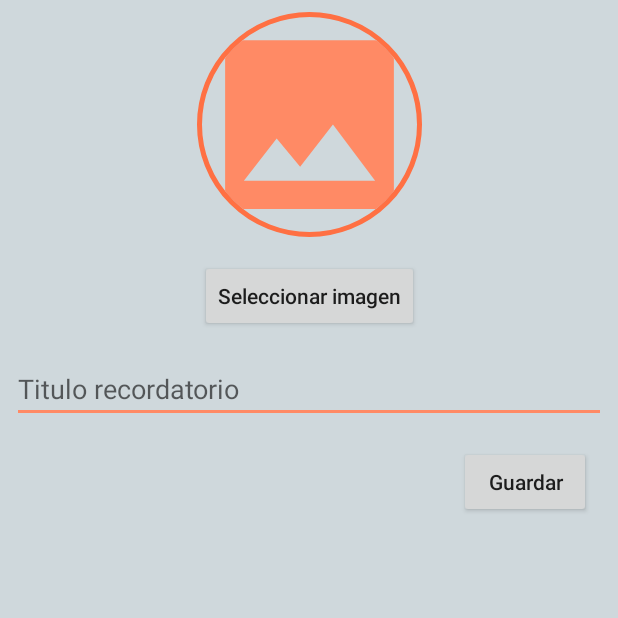
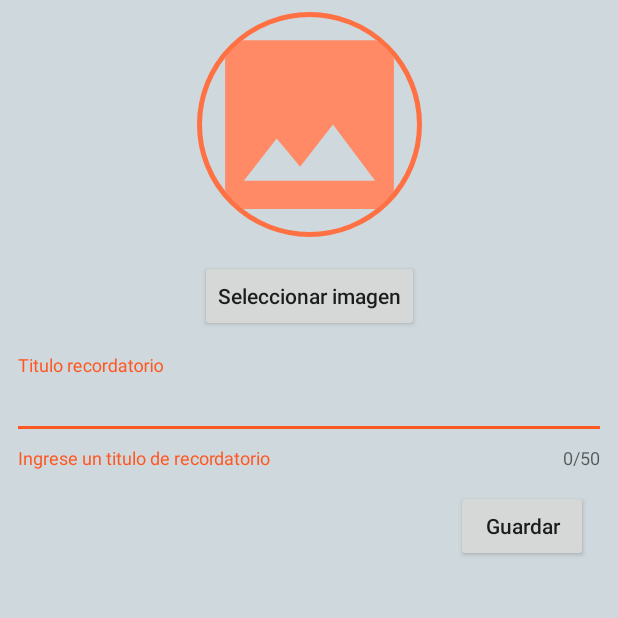
Before and after one commit to 01luisrene/MultiRecordatorio, an Android app: the AgregarTipoRecordatorioFragment screen opened directly, with no data from a screen before it, after a tap on "Guardar", on a phone screen of 412 x 824 dp, the top half of it. Run offline under Robolectric (Android 15) with nearby library versions, the phone set to English and light mode, and no system bars; our stand-ins replace CircleImageView, Picasso.

Commit message:
Create Tipo Recordatorio 90%

```diff
--- a/app/src/main/java/com/a01luisrene/multirecordatorio/fragments/AgregarTipoRecordatorioFragment.java
+++ b/app/src/main/java/com/a01luisrene/multirecordatorio/fragments/AgregarTipoRecordatorioFragment.java
@@ -1,34 +1,36 @@
 package com.a01luisrene.multirecordatorio.fragments;
 
 import android.Manifest;
-import android.content.ContentResolver;
+import android.content.DialogInterface;
 import android.content.Intent;
 import android.content.pm.PackageManager;
-import android.graphics.Bitmap;
-import android.graphics.BitmapFactory;
-import android.graphics.drawable.BitmapDrawable;
+import android.database.Cursor;
 import android.net.Uri;
+import android.os.Build;
 import android.os.Bundle;
+import android.provider.MediaStore;
 import android.support.annotation.NonNull;
+import android.support.design.widget.TextInputLayout;
 import android.support.v4.app.ActivityCompat;
 import android.support.v4.app.Fragment;
+import android.support.v7.app.AlertDialog;
+import android.text.Editable;
+import android.text.TextWatcher;
 import android.view.LayoutInflater;
 import android.view.View;
 import android.view.ViewGroup;
 import android.widget.Button;
 import android.widget.EditText;
-import android.widget.ImageView;
 import android.widget.Toast;
 
 import com.a01luisrene.multirecordatorio.R;
 import com.a01luisrene.multirecordatorio.sqlite.DataBaseManagerRecordatorios;
 import com.squareup.picasso.Picasso;
 
-import java.io.ByteArrayOutputStream;
-import java.io.FileNotFoundException;
-import java.io.InputStream;
+import java.io.File;
 import java.util.Calendar;
 import java.util.TimeZone;
+import java.util.regex.Pattern;
 
 import de.hdodenhof.circleimageview.CircleImageView;
 
@@ -36,15 +38,19 @@ import static android.app.Activity.RESULT_OK;
 
 public class AgregarTipoRecordatorioFragment extends Fragment implements View.OnClickListener {
 
+    public static final String IMAGE_SELECT_ALL_TYPE = "image/*";
+    private static final String REGEX_LATINOS = "^[a-zA-Z áÁéÉíÍóÓúÚñÑüÜ]+$";
+    private static final int PROTECCION = 0;
+    private static final int REQUEST_CODE_GALLERY = 1;
+    private static final int READ_STORAGE_PERMISSION = 2;
     private DataBaseManagerRecordatorios manager;
-    CircleImageView civ_imagen;
-    EditText et_titulo_recordatorio;
-    String fecha;
-    Button bt_guardar_tipo_recordatorio, bt_seleccionar_imagen;
-    public static final int PROTECCION = 0;
-    public static final int REQUEST_CODE_GALLERY = 999;
-
-
+    private CircleImageView mCivImagen;
+    private EditText mEtTituloRecordatorio;
+    private TextInputLayout mTilTituloTipoRecordatorio;
+    private String mFecha;
+    private Button mBtGuardarTipoRecordatorio, mBtSeleccionarImagen;
+    private Uri mUri;
+    private String mRutaImagen;
 
     public AgregarTipoRecordatorioFragment() {
         // Required empty public constructor
@@ -64,9 +70,6 @@ public class AgregarTipoRecordatorioFragment extends Fragment implements View.On
     @Override
     public void onCreate(Bundle savedInstanceState) {
         super.onCreate(savedInstanceState);
-        if (getArguments() != null) {
-
-        }
     }
 
     @Override
@@ -78,12 +81,153 @@ public class AgregarTipoRecordatorioFragment extends Fragment implements View.On
         manager = new DataBaseManagerRecordatorios(getActivity());
 
         //Asignado los id a las variables
-        civ_imagen = (CircleImageView) v.findViewById(R.id.civ_imagen);
-        bt_seleccionar_imagen = (Button) v.findViewById(R.id.bt_seleccionar_imagen);
-        et_titulo_recordatorio = (EditText) v.findViewById(R.id.et_titulo_recordatorio);
-        bt_guardar_tipo_recordatorio = (Button) v.findViewById(R.id.bt_guardar_tipo_recordatorio);
+        mCivImagen = (CircleImageView) v.findViewById(R.id.civ_imagen);
+        mBtSeleccionarImagen = (Button) v.findViewById(R.id.bt_seleccionar_imagen);
+        mEtTituloRecordatorio = (EditText) v.findViewById(R.id.et_titulo_recordatorio);
+        mBtGuardarTipoRecordatorio = (Button) v.findViewById(R.id.bt_guardar_tipo_recordatorio);
+        mTilTituloTipoRecordatorio = (TextInputLayout) v.findViewById(R.id.til_titulo_tipo_recordatorio);
 
-        //Obtener la fecha del sistema
+        mEtTituloRecordatorio.addTextChangedListener(new TextWatcher() {
+            @Override
+            public void beforeTextChanged(CharSequence s, int start, int count, int after) {}
+            @Override
+            public void onTextChanged(CharSequence s, int start, int before, int count) {
+                mTilTituloTipoRecordatorio.setError(null);
+            }
+            @Override
+            public void afterTextChanged(Editable s) {}
+        });
+
+        //Evento clic para el boton Guardar, seleccionar imagen
+        mBtSeleccionarImagen.setOnClickListener(this);
+        mBtGuardarTipoRecordatorio.setOnClickListener(this);
+
+        return v;
+    }
+
+    @Override
+    public void onClick(View v) {
+        switch (v.getId()){
+            case R.id.bt_seleccionar_imagen:
+                 //si la API 23 a mas
+                 if(Build.VERSION.SDK_INT >= Build.VERSION_CODES.M){
+                     //Habilitar permisos para la version de API 23 a mas
+                    if(ActivityCompat.checkSelfPermission(getActivity(),Manifest.permission.READ_EXTERNAL_STORAGE) != PackageManager.PERMISSION_GRANTED){
+                        //solicitar permiso
+                        if(shouldShowRequestPermissionRationale(Manifest.permission.READ_EXTERNAL_STORAGE)){
+                            mostrarExplicacion(REQUEST_CODE_GALLERY);
+                        }else{
+
+                            requestPermissions(new String[]{Manifest.permission.READ_EXTERNAL_STORAGE}, READ_STORAGE_PERMISSION);
+                        }
+
+                    }else{
+                        verGaleria();
+                    }
+
+                }else{
+
+                     verGaleria();
+                }
+                break;
+
+            case R.id.bt_guardar_tipo_recordatorio:
+                try{
+                    validarDatos();
+                }catch (Exception e){
+                    //Mensaje de error
+                    Toast.makeText(getActivity(), "Error:" + e.getMessage(), Toast.LENGTH_SHORT).show();
+                }
+                break;
+        }
+    }
+
+    private void validarDatos() {
+        //Almacena el valor del campo titulo tipo recordatorio
+        String tituloTipoRecordatorio = mEtTituloRecordatorio.getText().toString();
+
+        String titulo = mTilTituloTipoRecordatorio.getEditText().getText().toString();
+        boolean bolTituloTipoRecordatorio = esTituloRecordatorioValido(titulo);
+        //Condicionamos a true
+        if (bolTituloTipoRecordatorio) {
+            manager.insertarTipoRecordatorio(
+                    null,
+                    mRutaImagen,
+                    tituloTipoRecordatorio,
+                    PROTECCION,
+                    fechaHora());
+            //Mensaje de save registro
+            Toast.makeText(getActivity(),getString(R.string.mensaje_agregado_satisfactoriamente),Toast.LENGTH_SHORT).show();
+            mCivImagen.setImageResource(R.drawable.ic_image_150dp);
+            mEtTituloRecordatorio.setText("");
+            mRutaImagen = null;
+        }
+
+    }
+
+    private boolean esTituloRecordatorioValido(String nombre){
+        Pattern patron = Pattern.compile(REGEX_LATINOS);
+        if (!patron.matcher(nombre).matches() || nombre.length() > 50) {
+            mTilTituloTipoRecordatorio.setError(getString(R.string.error_titulo_tipo_recordatorio));
+            return false;
+        } else {
+            mTilTituloTipoRecordatorio.setError(null);
+        }
+        return true;
+    }
+
+    public void verGaleria(){
+        Intent intent = new Intent(Intent.ACTION_PICK, android.provider.MediaStore.Images.Media.EXTERNAL_CONTENT_URI);
+        intent.setType(IMAGE_SELECT_ALL_TYPE);
+        startActivityForResult(intent.createChooser(intent, getString(R.string.seleccionar_app_imagen)), REQUEST_CODE_GALLERY);
+    }
+
+    @Override
+    public void onRequestPermissionsResult(int requestCode, @NonNull String[] permissions, @NonNull int[] grantResults) {
+        super.onRequestPermissionsResult(requestCode, permissions, grantResults);
+
+        if(grantResults.length > 0 && grantResults[0] == PackageManager.PERMISSION_GRANTED){
+            if(requestCode == READ_STORAGE_PERMISSION) {
+                verGaleria();
+            }
+        }else {
+            Toast.makeText(getActivity(), getString(R.string.permiso_denegado), Toast.LENGTH_SHORT).show();
+        }
+    }
+
+    @Override
+    public void onActivityResult(int requestCode, int resultCode, Intent data) {
+        super.onActivityResult(requestCode, resultCode, data);
+
+        if(requestCode == REQUEST_CODE_GALLERY && resultCode == RESULT_OK && data != null){
+            mUri = data.getData();
+            File imageFile = new File(getRealPathFromURI(mUri));
+            String foto = imageFile.getPath();
+            //Guarda la ruta de la imagen seleccionada en un cadena
+            mRutaImagen = foto.toString();
+            //Muestro la imagen seleccionada
+            Picasso.with(getContext()).load(new File(mRutaImagen)).error(R.drawable.ic_image_150dp).noFade().into(mCivImagen);
+        }
+
+    }
+
+    public String getRealPathFromURI(Uri contentUri) {
+        Cursor cursor = null;
+        try {
+            String[] proj = { MediaStore.Images.Media.DATA };
+            cursor = getActivity().getContentResolver().query(contentUri,  proj, null, null, null);
+            int column_index = cursor.getColumnIndexOrThrow(MediaStore.Images.Media.DATA);
+            cursor.moveToFirst();
+            return cursor.getString(column_index);
+        } finally {
+            if (cursor != null) {
+                cursor.close();
+            }
+        }
+    }
+
+    //Función que devuelve la fecha y hora del sistema personalizado
+    public String fechaHora(){
         final Calendar calendar = Calendar.getInstance(TimeZone.getDefault());
         int dia = calendar.get(Calendar.DAY_OF_MONTH);
         int mes = calendar.get(Calendar.MONTH);
@@ -92,95 +236,39 @@ public class AgregarTipoRecordatorioFragment extends Fragment implements View.On
         int minuto = calendar.get(Calendar.MINUTE);
         int segundos = calendar.get(Calendar.SECOND);
 
-        fecha = String.valueOf(dia)
+        mFecha = String.valueOf(dia)
                 + "/" + String.valueOf(mes)
                 + "/" + String.valueOf(anio)
                 + " " + String.valueOf(hora)
                 + ":" + String.valueOf(minuto)
-                + ":" + segundos;
+                + ":" + String.valueOf(segundos);
 
-        //Evento clic para el boton Guardar, seleccionar imagen
-        bt_seleccionar_imagen.setOnClickListener(this);
-        bt_guardar_tipo_recordatorio.setOnClickListener(this);
-
-        Picasso.with(getContext()).load(R.drawable.ic_image_150dp).into(civ_imagen);
-
-        return v;
+        return mFecha;
     }
 
-    @Override
-    public void onClick(View v) {
-        switch (v.getId()){
-            case R.id.bt_seleccionar_imagen:
-                ActivityCompat.requestPermissions(
-                        getActivity(),
-                        new String[]{Manifest.permission.READ_EXTERNAL_STORAGE},
-                        REQUEST_CODE_GALLERY
-                );
-                break;
-            case R.id.bt_guardar_tipo_recordatorio:
-                try{
-                    manager.insertarTipoRecordatorio(
-                            null,
-                            imageViewToByte(civ_imagen),
-                            et_titulo_recordatorio.getText().toString(),
-                            PROTECCION,
-                            fecha);
-                    Toast.makeText(getActivity(), getString(R.string.mensaje_agregado_satisfactoriamente), Toast.LENGTH_SHORT).show();
-                    et_titulo_recordatorio.setText("");
-                    Picasso.with(getContext()).load(R.drawable.ic_image_150dp).into(civ_imagen);
-                }catch (Exception e){
-                    //Mensaje de error
-                    Toast.makeText(getActivity(), e.getMessage(), Toast.LENGTH_SHORT).show();
-                }
-                break;
-        }
+    private void mostrarExplicacion(final int tipoPeticion) {
+
+        new AlertDialog.Builder(getActivity())
+                .setTitle(getString(R.string.dialog_titulo))
+                .setMessage(getString(R.string.dialog_mensaje))
+                .setPositiveButton(getString(R.string.boton_ok), new DialogInterface.OnClickListener() {
+                    @Override
+                    public void onClick(DialogInterface dialogInterface, int i) {
+                        //pedir permiso
+                        if(tipoPeticion == REQUEST_CODE_GALLERY){
+                            requestPermissions(new String[]{Manifest.permission.READ_EXTERNAL_STORAGE}, READ_STORAGE_PERMISSION);
+                        }else{
+                            throw new IllegalArgumentException();
+                        }
+                    }
+                })
+                .setNegativeButton(getString(R.string.boton_cancelar), new DialogInterface.OnClickListener() {
+                    @Override
+                    public void onClick(DialogInterface dialogInterface, int i) {
+                        //Desplegar mensaje de lamentación
+                        Toast.makeText(getActivity(), getString(R.string.dialog_mensaje_cancelar), Toast.LENGTH_SHORT).show();
+                    }
+                })
+                .show();
     }
-
-    public static byte[] imageViewToByte(CircleImageView image) {
-        Bitmap bitmap = ((BitmapDrawable)image.getDrawable()).getBitmap();
-        ByteArrayOutputStream stream = new ByteArrayOutputStream();
-        bitmap.compress(Bitmap.CompressFormat.PNG, 100, stream);
-        byte[] byteArray = stream.toByteArray();
-        return byteArray;
-    }
-
-    @Override
-    public void onRequestPermissionsResult(int requestCode, @NonNull String[] permissions, @NonNull int[] grantResults) {
-
-        if(requestCode == REQUEST_CODE_GALLERY){
-            if(grantResults.length >0 && grantResults[0] == PackageManager.PERMISSION_GRANTED){
-                Intent intent = new Intent(Intent.ACTION_PICK);
-                intent.setType("image/*");
-                startActivityForResult(intent, REQUEST_CODE_GALLERY);
-            }
-            else {
-                Toast.makeText(getActivity(), "You don't have permission to access file location!", Toast.LENGTH_SHORT).show();
-            }
-            return;
-        }
-
-        super.onRequestPermissionsResult(requestCode, permissions, grantResults);
-    }
-
-    @Override
-    public void onActivityResult(int requestCode, int resultCode, Intent data) {
-
-        if(requestCode == REQUEST_CODE_GALLERY && resultCode == RESULT_OK && data != null){
-            Uri uri = data.getData();
-
-            try {
-                InputStream inputStream = getActivity().getContentResolver().openInputStream(uri);
-
-                Bitmap bitmap = BitmapFactory.decodeStream(inputStream);
-                civ_imagen.setImageBitmap(bitmap);
-
-            } catch (FileNotFoundException e) {
-                e.printStackTrace();
-            }
-        }
-
-        super.onActivityResult(requestCode, resultCode, data);
-    }
-
 }
--- a/app/src/main/java/com/a01luisrene/multirecordatorio/sqlite/DataBaseManager.java
+++ b/app/src/main/java/com/a01luisrene/multirecordatorio/sqlite/DataBaseManager.java
@@ -73,7 +73,7 @@ public abstract class DataBaseManager {
      */
 
     abstract public void insertarTipoRecordatorio(String id,
-                                                  byte[] iconoRecordatorio,
+                                                  String iconoRecordatorio,
                                                   String tipoRecordatorio,
                                                   int proteccion,
                                                   String fechaCreacion);
--- a/app/src/main/java/com/a01luisrene/multirecordatorio/sqlite/DataBaseManagerRecordatorios.java
+++ b/app/src/main/java/com/a01luisrene/multirecordatorio/sqlite/DataBaseManagerRecordatorios.java
@@ -186,7 +186,7 @@ public class DataBaseManagerRecordatorios extends DataBaseManager {
      * METODOS PARA LA TABLA TIPO RECORDATORIOS
      */
     private ContentValues generarContentValuesTipoRecordatorio(String id,
-                                                               byte[] iconoRecordatorio,
+                                                               String iconoRecordatorio,
                                                                String tipoRecordatorio,
                                                                int proteccion,
                                                                String fechaCreacion){
@@ -203,7 +203,7 @@ public class DataBaseManagerRecordatorios extends DataBaseManager {
     }
     @Override
     public void insertarTipoRecordatorio(String id,
-                                         byte[] iconoRecordatorio,
+                                         String iconoRecordatorio,
                                          String tipoRecordatorio,
                                          int proteccion,
                                          String fechaCreacion) {
--- a/app/src/main/java/com/a01luisrene/multirecordatorio/ui/TipoRecordatorioActivity.java
+++ b/app/src/main/java/com/a01luisrene/multirecordatorio/ui/TipoRecordatorioActivity.java
@@ -1,5 +1,7 @@
 package com.a01luisrene.multirecordatorio.ui;
 
+import android.app.FragmentManager;
+import android.app.FragmentTransaction;
 import android.support.v7.app.AppCompatActivity;
 import android.os.Bundle;
 
@@ -15,10 +17,17 @@ public class TipoRecordatorioActivity extends AppCompatActivity {
         super.onCreate(savedInstanceState);
         setContentView(R.layout.activity_tipo_recordatorio);
 
+        AgregarTipoRecordatorioFragment fragment = new AgregarTipoRecordatorioFragment();
+
         getSupportFragmentManager()
+                .beginTransaction()
+                .add(R.id.container_main_type_reminder, fragment)
+                .commit();
+        //Código para reemplazar un fragment
+        /*getSupportFragmentManager()
                 .beginTransaction()
                 .replace(R.id.container_main_type_reminder, AgregarTipoRecordatorioFragment.crear())
                 .commit();
-
+        */
     }
 }
--- a/app/src/main/res/layout/fragment_agregar_tipo_recordatorio.xml
+++ b/app/src/main/res/layout/fragment_agregar_tipo_recordatorio.xml
@@ -7,15 +7,10 @@
         android:layout_height="match_parent"
         tools:context="com.a01luisrene.multirecordatorio.ui.TipoRecordatorioActivity">
 
-    <TextView
-        android:id="@+id/tv_id"
-        android:layout_width="0dp"
-        android:layout_height="0dp"/>
-
     <de.hdodenhof.circleimageview.CircleImageView
         android:id="@+id/civ_imagen"
-        android:layout_width="@dimen/img_circulo_tamanio_tipo_recordatorio"
-        android:layout_height="@dimen/img_circulo_tamanio_tipo_recordatorio"
+        android:layout_width="150dp"
+        android:layout_height="150dp"
         android:layout_marginLeft="8dp"
         android:layout_marginRight="8dp"
         android:layout_marginTop="8dp"
@@ -24,7 +19,9 @@
         app:layout_constraintLeft_toLeftOf="parent"
         app:layout_constraintRight_toRightOf="parent"
         app:layout_constraintTop_toTopOf="parent"
-        android:src="@drawable/ic_image_150dp"/>
+        android:src="@drawable/ic_image_150dp"
+        android:layout_marginStart="8dp"
+        android:layout_marginEnd="8dp"/>
 
     <Button
         android:id="@+id/bt_seleccionar_imagen"
@@ -37,36 +34,49 @@
         android:textAllCaps="false"
         app:layout_constraintLeft_toLeftOf="parent"
         app:layout_constraintRight_toRightOf="parent"
-        app:layout_constraintTop_toBottomOf="@+id/civ_imagen"/>
+        app:layout_constraintTop_toBottomOf="@+id/civ_imagen"
+        android:layout_marginStart="8dp"
+        android:layout_marginEnd="8dp"/>
 
-    <EditText
-        android:id="@+id/et_titulo_recordatorio"
+    <android.support.design.widget.TextInputLayout
         android:layout_width="0dp"
         android:layout_height="wrap_content"
         android:layout_marginLeft="8dp"
+        app:layout_constraintLeft_toLeftOf="parent"
+        android:layout_marginTop="15dp"
+        app:layout_constraintTop_toBottomOf="@+id/bt_seleccionar_imagen"
+        android:id="@+id/til_titulo_tipo_recordatorio"
         android:layout_marginRight="8dp"
-        android:ems="10"
-        android:hint="@string/titulo_tipo_recordatorio"
-        android:inputType="text"
-        android:textAllCaps="true"
-        app:layout_constraintHorizontal_bias="0.0"
-        app:layout_constraintLeft_toLeftOf="parent"
         app:layout_constraintRight_toRightOf="parent"
-        android:layout_marginTop="15dp"
-        app:layout_constraintTop_toBottomOf="@+id/bt_seleccionar_imagen"/>
+        app:counterEnabled="true"
+        app:counterMaxLength="50"
+        app:errorEnabled="true"
+        android:layout_marginStart="8dp"
+        android:layout_marginEnd="8dp">
+
+        <EditText
+            android:id="@+id/et_titulo_recordatorio"
+            android:layout_width="match_parent"
+            android:layout_height="wrap_content"
+            android:hint="@string/titulo_tipo_recordatorio"/>
+
+    </android.support.design.widget.TextInputLayout>
 
     <Button
         android:id="@+id/bt_guardar_tipo_recordatorio"
         android:layout_width="wrap_content"
         android:layout_height="wrap_content"
+        android:layout_marginEnd="8dp"
         android:layout_marginLeft="8dp"
         android:layout_marginRight="8dp"
-        android:layout_marginTop="15dp"
+        android:layout_marginStart="8dp"
+        android:layout_weight="1"
         android:text="@string/boton_guardar"
         android:textAllCaps="false"
-        app:layout_constraintHorizontal_bias="0.968"
+        app:layout_constraintHorizontal_bias="0.962"
         app:layout_constraintLeft_toLeftOf="parent"
         app:layout_constraintRight_toRightOf="parent"
-        app:layout_constraintTop_toBottomOf="@+id/et_titulo_recordatorio"/>
+        android:layout_marginTop="13dp"
+        app:layout_constraintTop_toBottomOf="@+id/til_titulo_tipo_recordatorio"/>
 
 </android.support.constraint.ConstraintLayout>
--- /dev/null
+++ b/app/src/main/res/values/ids.xml
@@ -0,0 +1,5 @@
+<?xml version="1.0" encoding="utf-8"?>
+<resources>
+    <item name="visible" type="id"/>
+    <item name="masked" type="id"/>
+</resources>
--- a/app/src/main/res/values/strings.xml
+++ b/app/src/main/res/values/strings.xml
@@ -23,10 +23,18 @@
     <string name="seleccionar_imagen">Seleccionar imagen</string>
     <string name="titulo_tipo_recordatorio">Titulo recordatorio</string>
     <string name="formato_fecha">DD/MM/YYYY</string>
-    <string name="mensaje_agregado_satisfactoriamente">Agregado correctamente 😃</string>
+    <string name="mensaje_agregado_satisfactoriamente">Agregado correctamente</string>
+    <string name="dialog_titulo">Necesito tu permiso</string>
+    <string name="dialog_mensaje">Necesito permiso para poder ver tus fotos e imágenes.</string>
+    <string name="dialog_mensaje_cancelar">ouch :(</string>
+    <string name="seleccionar_app_imagen">Selecciona app de imagen</string>
+    <string name="permiso_denegado">¡No tienes permiso para ver fotos o imágenes!</string>
+    <string name="error_titulo_tipo_recordatorio">Ingrese un titulo de recordatorio</string>
 
     <!--Texto de eventos-->
     <string name="boton_eliminar">Eliminar</string>
     <string name="boton_actualizar">Actualizar</string>
     <string name="boton_guardar">Guardar</string>
+    <string name="boton_cancelar">Cancelar</string>
+    <string name="boton_ok">Ok</string>
 </resources>
```
Also changed, not shown: app/src/main/java/com/a01luisrene/multirecordatorio/sqlite/TablasDb.java (+9 -5 lines).
